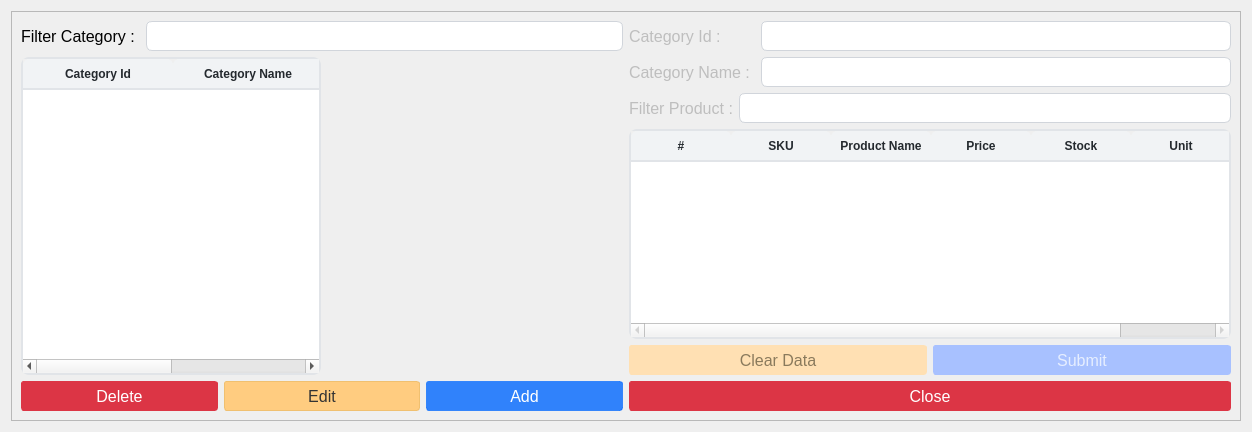
This is ui/categories.ui in michael-halim/pos as Qt 5 draws it before an edit. The edited form follows.
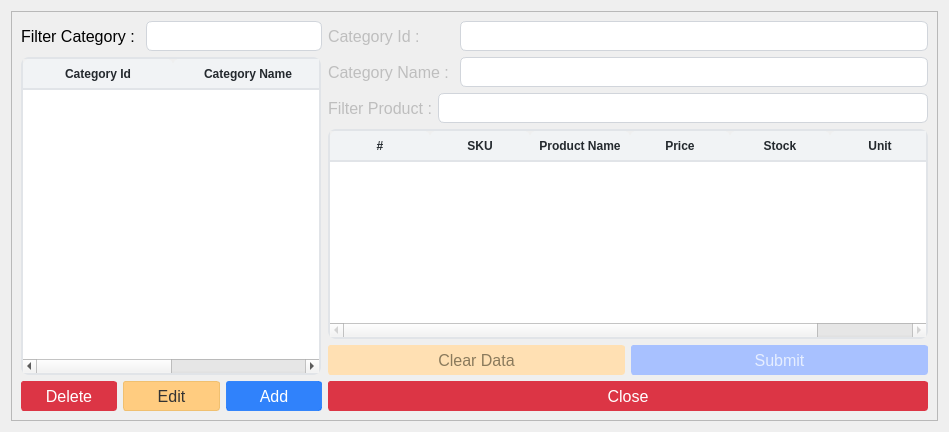
This is the edited form. Icons and pictures are not drawn.

Commit message: Patch#36: Added Icons and Window Icons

```diff
--- a/ui/categories.ui
+++ b/ui/categories.ui
@@ -6,7 +6,7 @@
    <rect>
     <x>0</x>
     <y>0</y>
-    <width>1252</width>
+    <width>949</width>
     <height>432</height>
    </rect>
   </property>
@@ -257,6 +257,16 @@
               <property name="text">
                <string>Delete</string>
               </property>
+              <property name="icon">
+               <iconset>
+                <normaloff>../assets/bin.png</normaloff>../assets/bin.png</iconset>
+              </property>
+              <property name="iconSize">
+               <size>
+                <width>18</width>
+                <height>18</height>
+               </size>
+              </property>
              </widget>
             </item>
             <item>
@@ -291,6 +301,16 @@
               <property name="text">
                <string>Edit</string>
               </property>
+              <property name="icon">
+               <iconset>
+                <normaloff>../assets/edit.png</normaloff>../assets/edit.png</iconset>
+              </property>
+              <property name="iconSize">
+               <size>
+                <width>18</width>
+                <height>18</height>
+               </size>
+              </property>
              </widget>
             </item>
             <item>
@@ -326,6 +346,16 @@
               <property name="text">
                <string>Add</string>
               </property>
+              <property name="icon">
+               <iconset>
+                <normaloff>../assets/plus.png</normaloff>../assets/plus.png</iconset>
+              </property>
+              <property name="iconSize">
+               <size>
+                <width>18</width>
+                <height>18</height>
+               </size>
+              </property>
              </widget>
             </item>
            </layout>
@@ -668,6 +698,16 @@
               <property name="text">
                <string>Clear Data</string>
               </property>
+              <property name="icon">
+               <iconset>
+                <normaloff>../assets/clear.png</normaloff>../assets/clear.png</iconset>
+              </property>
+              <property name="iconSize">
+               <size>
+                <width>18</width>
+                <height>18</height>
+               </size>
+              </property>
              </widget>
             </item>
             <item>
@@ -706,6 +746,16 @@
               <property name="text">
                <string>Submit</string>
               </property>
+              <property name="icon">
+               <iconset>
+                <normaloff>../assets/submit.png</normaloff>../assets/submit.png</iconset>
+              </property>
+              <property name="iconSize">
+               <size>
+                <width>18</width>
+                <height>18</height>
+               </size>
+              </property>
              </widget>
             </item>
            </layout>
@@ -737,6 +787,16 @@
             <property name="text">
              <string>Close</string>
             </property>
+            <property name="icon">
+             <iconset>
+              <normaloff>../assets/close.png</normaloff>../assets/close.png</iconset>
+            </property>
+            <property name="iconSize">
+             <size>
+              <width>14</width>
+              <height>14</height>
+             </size>
+            </property>
            </widget>
           </item>
          </layout>
```
Left out of the diff: 4 changed lines with no effect on the pictures. The commit also changes 44 other files.
